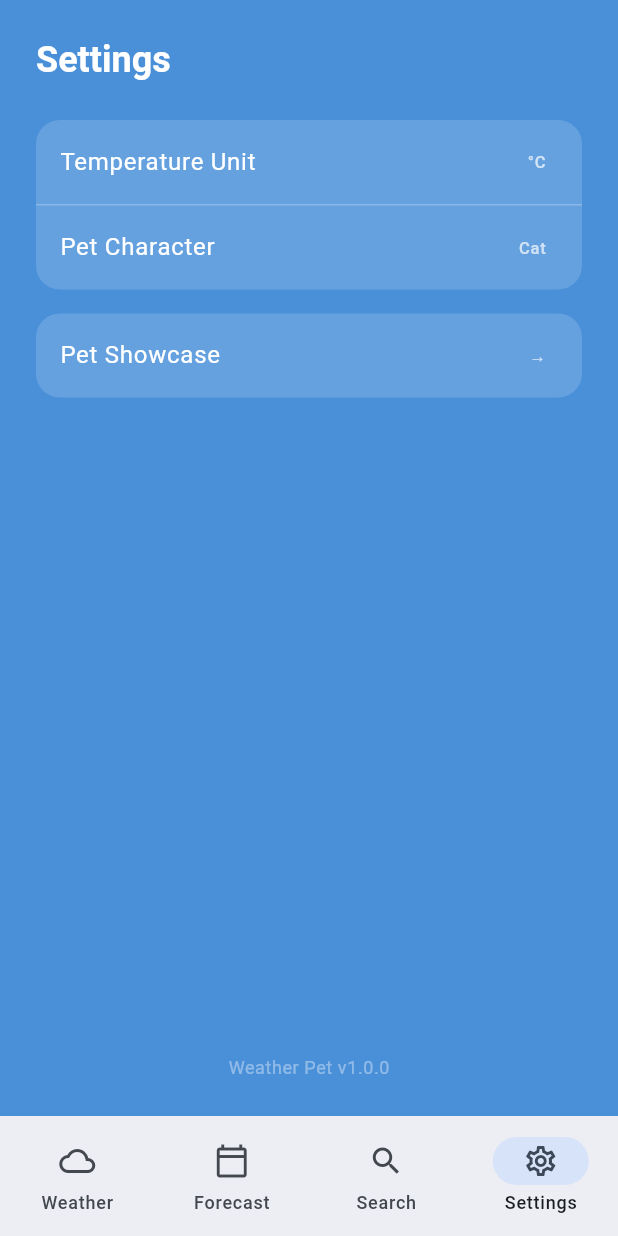
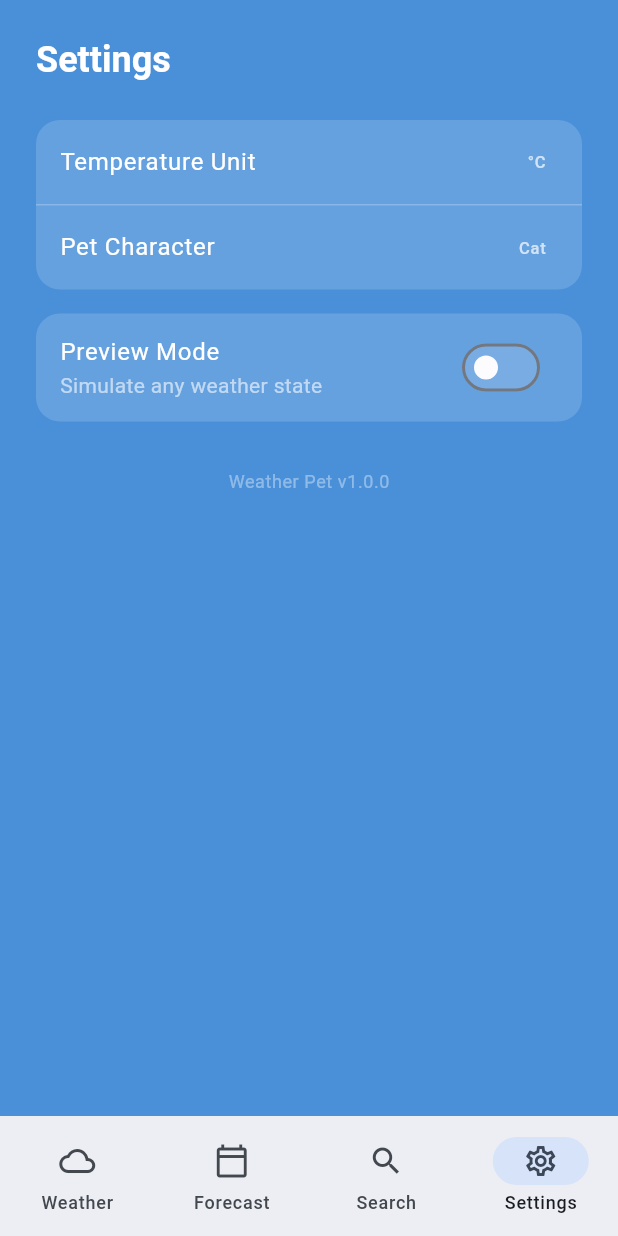
Before and after one commit to jogee489/weather-pet, a Flutter app: the screen it shows after launch, item 4 of the bottom bar chosen, on a phone screen of 412 x 824 dp. Run offline on Flutter 3.47's test engine with Material 3 defaults, Android fonts, the phone set to English and light mode, and no system bars; our stand-ins replace flutter_riverpod, geolocator, go_router, lottie, shared_preferences; Roboto replaces fonts that are missing (SF Pro Display).

Commit message:
Add Preview Mode to Settings: toggle through all weather states
Settings screen now has a Preview Mode section that lets you manually
pin any PetState without real weather data:

- Toggle switch enables/disables Preview Mode
- When on, shows a chip grid of all 11 states (☀️ Sunny, ⛈️ Stormy…)
- Tapping a chip sets weatherOverrideProvider → petStateProvider picks
  it up instantly → cat animation, gradient, and conditions all update
- Subtitle shows the active state name while preview is on
- Toggle off clears the override and restores live weather

No new providers needed — weatherOverrideProvider + petStateProvider
were already wired up for exactly this purpose.

https://claude.ai/code/session_01DZgN321pftnf7VKtQgGjEc

```diff
--- a/lib/features/settings/settings_screen.dart
+++ b/lib/features/settings/settings_screen.dart
@@ -1,16 +1,21 @@
 import 'package:flutter/material.dart';
+import 'package:flutter_riverpod/flutter_riverpod.dart';
 
-/// App settings — units, character picker, widget config.
-/// Full implementation in Phase 6.
-class SettingsScreen extends StatelessWidget {
+import '../../core/models/pet_state.dart';
+import '../../core/providers/weather_override_provider.dart';
+
+class SettingsScreen extends ConsumerWidget {
   const SettingsScreen({super.key});
 
   @override
-  Widget build(BuildContext context) {
+  Widget build(BuildContext context, WidgetRef ref) {
+    final override = ref.watch(weatherOverrideProvider);
+    final previewActive = override != null;
+
     return Scaffold(
       backgroundColor: const Color(0xFF4A90D9),
       body: SafeArea(
-        child: Padding(
+        child: SingleChildScrollView(
           padding: const EdgeInsets.all(24),
           child: Column(
             crossAxisAlignment: CrossAxisAlignment.start,
@@ -23,6 +28,8 @@ class SettingsScreen extends StatelessWidget {
                     ),
               ),
               const SizedBox(height: 24),
+
+              // ─── App settings ───────────────────────────────────────────
               _SettingsCard(
                 child: Column(
                   children: [
@@ -41,16 +48,90 @@ class SettingsScreen extends StatelessWidget {
                 ),
               ),
               const SizedBox(height: 16),
+
+              // ─── Preview Mode ────────────────────────────────────────────
               _SettingsCard(
-                child: _SettingRow(
-                  label: 'Pet Showcase',
-                  value: '→',
-                  onTap: () {
-                    // TODO Phase 3: navigate to showcase screen
-                  },
+                child: Column(
+                  crossAxisAlignment: CrossAxisAlignment.start,
+                  children: [
+                    // Toggle row
+                    SwitchListTile(
+                      value: previewActive,
+                      onChanged: (on) {
+                        ref.read(weatherOverrideProvider.notifier).state =
+                            on ? PetState.sunny : null;
+                      },
+                      title: const Text(
+                        'Preview Mode',
+                        style: TextStyle(color: Colors.white),
+                      ),
+                      subtitle: Text(
+                        previewActive
+                            ? 'Showing: ${override.displayName}'
+                            : 'Simulate any weather state',
+                        style: const TextStyle(color: Colors.white60),
+                      ),
+                      activeColor: Colors.white,
+                      activeTrackColor: Colors.white30,
+                      inactiveThumbColor: Colors.white54,
+                      inactiveTrackColor: Colors.white12,
+                    ),
+
+                    // State picker — only shown when preview is active
+                    if (previewActive) ...[
+                      const Divider(color: Colors.white24, height: 1),
+                      Padding(
+                        padding: const EdgeInsets.fromLTRB(12, 12, 12, 16),
+                        child: Wrap(
+                          spacing: 8,
+                          runSpacing: 8,
+                          children: PetState.values.map((state) {
+                            final selected = override == state;
+                            return GestureDetector(
+                              onTap: () {
+                                ref
+                                    .read(weatherOverrideProvider.notifier)
+                                    .state = state;
+                              },
+                              child: AnimatedContainer(
+                                duration: const Duration(milliseconds: 200),
+                                padding: const EdgeInsets.symmetric(
+                                    horizontal: 14, vertical: 8),
+                                decoration: BoxDecoration(
+                                  color: selected
+                                      ? Colors.white
+                                      : Colors.white.withOpacity(0.15),
+                                  borderRadius: BorderRadius.circular(20),
+                                  border: Border.all(
+                                    color: selected
+                                        ? Colors.white
+                                        : Colors.white38,
+                                    width: 1,
+                                  ),
+                                ),
+                                child: Text(
+                                  '${_emoji(state)} ${state.displayName}',
+                                  style: TextStyle(
+                                    color: selected
+                                        ? const Color(0xFF4A90D9)
+                                        : Colors.white,
+                                    fontWeight: selected
+                                        ? FontWeight.w700
+                                        : FontWeight.w400,
+                                    fontSize: 13,
+                                  ),
+                                ),
+                              ),
+                            );
+                          }).toList(),
+                        ),
+                      ),
+                    ],
+                  ],
                 ),
               ),
-              const Spacer(),
+
+              const SizedBox(height: 32),
               Center(
                 child: Text(
                   'Weather Pet v1.0.0',
@@ -66,7 +147,23 @@ class SettingsScreen extends StatelessWidget {
       ),
     );
   }
+
+  static String _emoji(PetState state) => switch (state) {
+        PetState.sunny => '☀️',
+        PetState.cloudy => '☁️',
+        PetState.rainy => '🌧️',
+        PetState.snowy => '❄️',
+        PetState.stormy => '⛈️',
+        PetState.windy => '💨',
+        PetState.hot => '🔥',
+        PetState.cold => '🥶',
+        PetState.night => '🌙',
+        PetState.foggy => '🌫️',
+        PetState.loading => '⏳',
+      };
 }
+
+// ─── Shared UI components ─────────────────────────────────────────────────────
 
 class _SettingsCard extends StatelessWidget {
   const _SettingsCard({required this.child});
```
